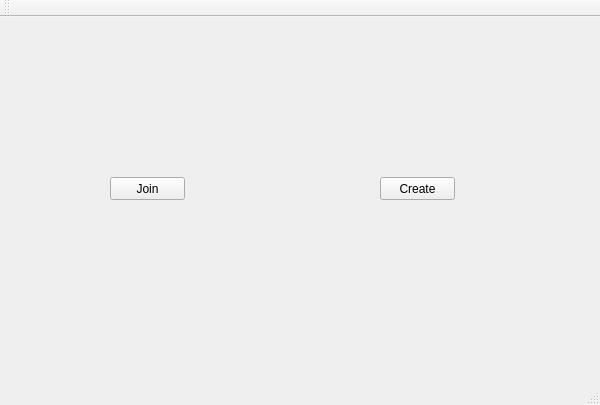
First picture: the form in QtClient/QtClient/QtClient.ui, repository motykatomasz/CoreWar-Client_QT, before the edit.
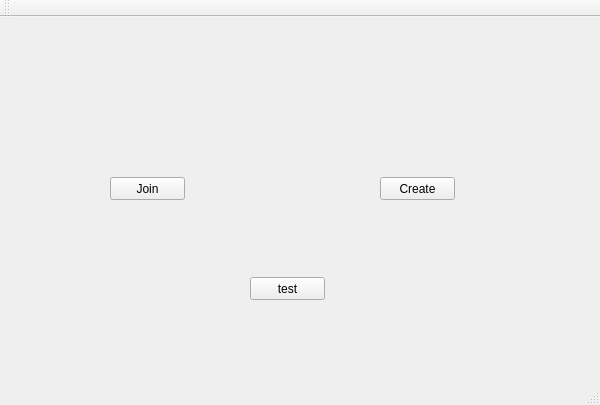
Second picture: the form after the edit.

Patch:
```diff
--- a/QtClient/QtClient/QtClient.ui
+++ b/QtClient/QtClient/QtClient.ui
@@ -40,6 +40,19 @@
      <string>Create</string>
     </property>
    </widget>
+   <widget class="QPushButton" name="testButton">
+    <property name="geometry">
+     <rect>
+      <x>250</x>
+      <y>260</y>
+      <width>75</width>
+      <height>23</height>
+     </rect>
+    </property>
+    <property name="text">
+     <string>test</string>
+    </property>
+   </widget>
   </widget>
   <widget class="QMenuBar" name="menuBar">
    <property name="geometry">
```
